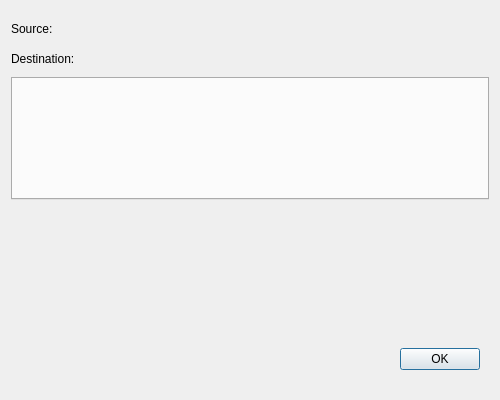
First picture: the form in App/tools/image_clip/image_clip_dialog.ui, repository fengzhu2007/anycode, before the edit.
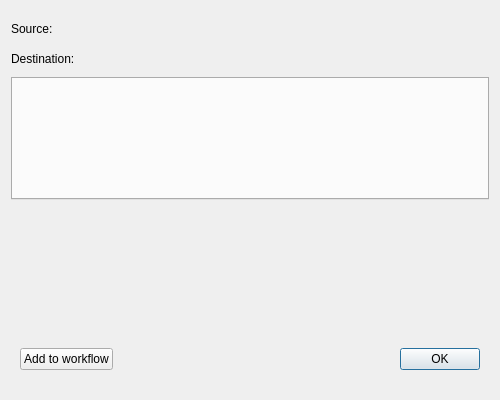
Second picture: the form after the edit. Custom widgets are drawn as their Qt base class.

Diff of the .ui file:
```diff
--- a/App/tools/image_clip/image_clip_dialog.ui
+++ b/App/tools/image_clip/image_clip_dialog.ui
@@ -91,7 +91,7 @@
      <property name="sizeHint" stdset="0">
       <size>
        <width>20</width>
-       <height>81</height>
+       <height>40</height>
       </size>
      </property>
     </spacer>
@@ -105,6 +105,16 @@
       </size>
      </property>
      <layout class="QHBoxLayout" name="horizontalLayout">
+      <item>
+       <widget class="QPushButton" name="addToWorkflow">
+        <property name="text">
+         <string>Add to workflow</string>
+        </property>
+        <property name="autoDefault">
+         <bool>false</bool>
+        </property>
+       </widget>
+      </item>
       <item>
        <spacer name="horizontalSpacer">
         <property name="orientation">
```
Left out of the diff: 3 changed lines with no effect on the pictures.
